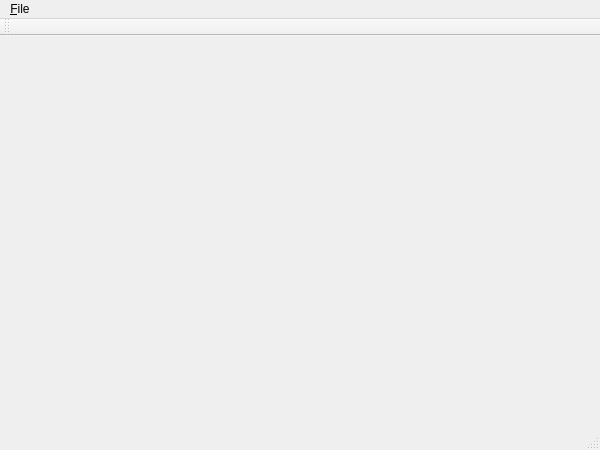
ITAAcademy/OpenBoard, file OpenBoard/mainwindow.ui: the form before one commit.
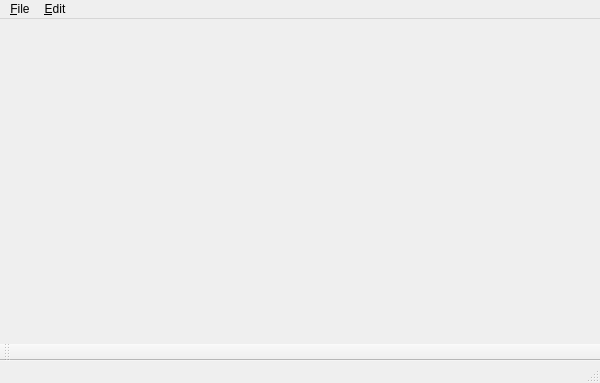
The form after the commit.

Commit message: create menu "Edit" with submenu

Diff of the .ui file:
```diff
--- a/OpenBoard/mainwindow.ui
+++ b/OpenBoard/mainwindow.ui
@@ -7,7 +7,7 @@
     <x>0</x>
     <y>0</y>
     <width>600</width>
-    <height>450</height>
+    <height>383</height>
    </rect>
   </property>
   <property name="windowTitle">
@@ -34,11 +34,25 @@
     <addaction name="separator"/>
     <addaction name="action_Exit"/>
    </widget>
+   <widget class="QMenu" name="menu_Edit">
+    <property name="title">
+     <string>&amp;Edit</string>
+    </property>
+    <addaction name="action_Undo"/>
+    <addaction name="action_Redo"/>
+    <addaction name="separator"/>
+    <addaction name="action_Cut"/>
+    <addaction name="action_Copy"/>
+    <addaction name="action_Paste"/>
+    <addaction name="separator"/>
+    <addaction name="action_Find"/>
+   </widget>
    <addaction name="menu_File"/>
+   <addaction name="menu_Edit"/>
   </widget>
   <widget class="QToolBar" name="mainToolBar">
    <attribute name="toolBarArea">
-    <enum>TopToolBarArea</enum>
+    <enum>BottomToolBarArea</enum>
    </attribute>
    <attribute name="toolBarBreak">
     <bool>false</bool>
```
Left out of the diff: 48 changed lines with no effect on the pictures.
